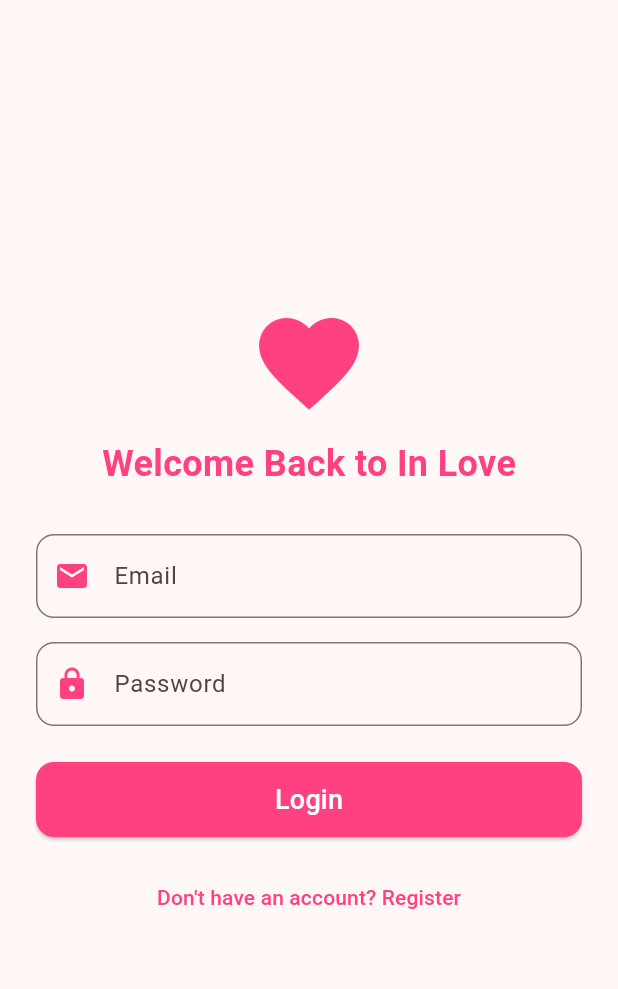
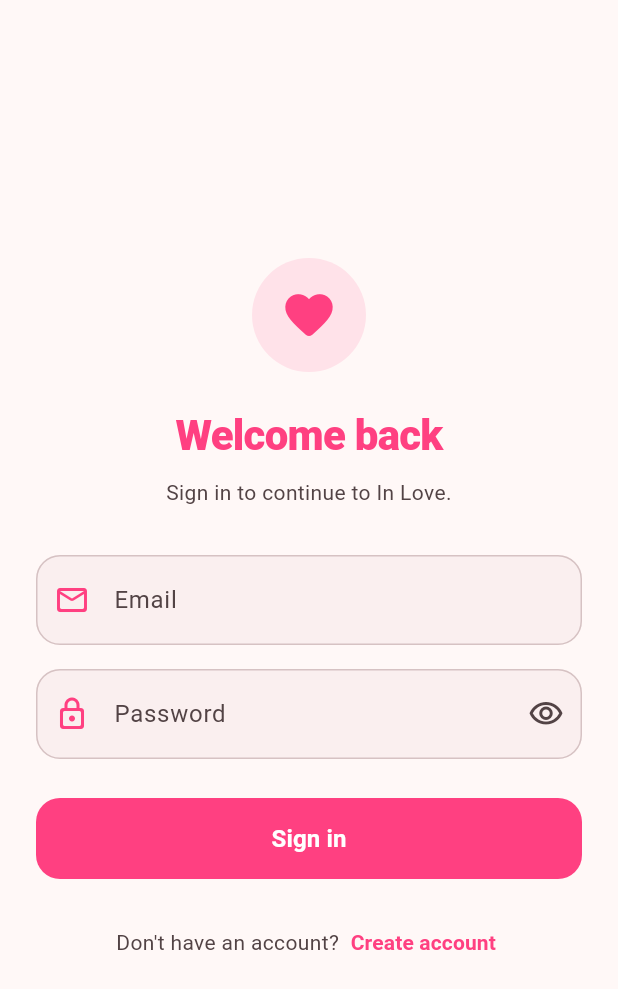
Before and after one commit to Heang-Daro/ChatInLove-Front, a Flutter app: the screen it shows after launch, on a phone screen of 412 x 824 dp. Shown: the top 989 px of the screen. Run offline on Flutter 3.47's test engine with Material 3 defaults, Android fonts, the phone set to English and light mode, and no system bars; our stand-ins replace audioplayers, device_info_plus, drift, drift_flutter, fl_chart, flutter_local_notifications and 8 more; missing offline and left inert: dart:html, record, stomp_dart_client; accounts and stored records are empty; generated files the repository leaves out were written again.

Commit message:
Polish login and registration UX with consistent typography, pink heading/accent colors, form styling, validation and password visibility controls.

```diff
--- a/lib/screen/LoginScreen.dart
+++ b/lib/screen/LoginScreen.dart
@@ -4,8 +4,6 @@ import 'package:provider/provider.dart';
 import '../provider/AuthProvider.dart';
 import '../provider/ConversationProvider.dart';
 import 'RegisterScreen.dart';
-// Import your main chat screen or dashboard page here:
-// import 'AllChat.dart';
 
 class LoginScreen extends StatefulWidget {
   final Function(ThemeMode) onThemeChanged;
@@ -22,31 +20,10 @@ class LoginScreen extends StatefulWidget {
 }
 
 class _LoginScreenState extends State<LoginScreen> {
+  final _formKey = GlobalKey<FormState>();
   final _emailController = TextEditingController();
   final _passwordController = TextEditingController();
-  final _formKey = GlobalKey<FormState>();
-
-  void _handleLogin() async {
-    if (_formKey.currentState!.validate()) {
-      final authProvider = Provider.of<AuthProvider>(context, listen: false);
-      final conversationProvider = Provider.of<ConversationProvider>(context, listen: false);
-
-      // 1. Perform login and retrieve tokens
-      final success = await authProvider.login(
-        _emailController.text.trim(),
-        _passwordController.text.trim(),
-      );
-
-      if (success && mounted) {
-        // 2. NOW connect to the socket using the newly acquired access token
-        conversationProvider.initSocket(authProvider);
-      } else if (!success && mounted) {
-        ScaffoldMessenger.of(context).showSnackBar(
-          SnackBar(content: Text(authProvider.errorMessage ?? "Login failed")),
-        );
-      }
-    }
-  }
+  bool _passwordVisible = false;
 
   @override
   void dispose() {
@@ -55,77 +32,238 @@ class _LoginScreenState extends State<LoginScreen> {
     super.dispose();
   }
 
+  Future<void> _handleLogin() async {
+    FocusScope.of(context).unfocus();
+    if (!(_formKey.currentState?.validate() ?? false)) return;
+
+    final authProvider = context.read<AuthProvider>();
+    final conversationProvider = context.read<ConversationProvider>();
+    final success = await authProvider.login(
+      _emailController.text.trim(),
+      _passwordController.text,
+    );
+
+    if (!mounted) return;
+    if (success) {
+      conversationProvider.initSocket(authProvider);
+    } else {
+      ScaffoldMessenger.of(context).showSnackBar(
+        SnackBar(
+          content: Text(authProvider.errorMessage ?? 'Login failed. Please try again.'),
+          behavior: SnackBarBehavior.floating,
+        ),
+      );
+    }
+  }
+
+  String? _validateEmail(String? value) {
+    final email = value?.trim() ?? '';
+    if (email.isEmpty) return 'Enter your email address';
+    if (!RegExp(r'^[^\s@]+@[^\s@]+\.[^\s@]+$').hasMatch(email)) {
+      return 'Enter a valid email address';
+    }
+    return null;
+  }
+
+  InputDecoration _fieldDecoration({
+    required String label,
+    required String hint,
+    required IconData icon,
+    Widget? suffixIcon,
+  }) {
+    final colors = Theme.of(context).colorScheme;
+    return InputDecoration(
+      labelText: label,
+      hintText: hint,
+      prefixIcon: Icon(icon, color: Colors.pinkAccent),
+      suffixIcon: suffixIcon,
+      filled: true,
+      fillColor: colors.surfaceContainerHighest.withValues(alpha: 0.35),
+      contentPadding: const EdgeInsets.symmetric(horizontal: 16, vertical: 18),
+      border: OutlineInputBorder(
+        borderRadius: BorderRadius.circular(16),
+        borderSide: BorderSide(color: colors.outlineVariant),
+      ),
+      enabledBorder: OutlineInputBorder(
+        borderRadius: BorderRadius.circular(16),
+        borderSide: BorderSide(color: colors.outlineVariant),
+      ),
+      focusedBorder: OutlineInputBorder(
+        borderRadius: BorderRadius.circular(16),
+        borderSide: const BorderSide(color: Colors.pinkAccent, width: 1.6),
+      ),
+      errorBorder: OutlineInputBorder(
+        borderRadius: BorderRadius.circular(16),
+        borderSide: BorderSide(color: colors.error),
+      ),
+      focusedErrorBorder: OutlineInputBorder(
+        borderRadius: BorderRadius.circular(16),
+        borderSide: BorderSide(color: colors.error, width: 1.6),
+      ),
+    );
+  }
+
   @override
   Widget build(BuildContext context) {
-    final authProvider = Provider.of<AuthProvider>(context);
+    final authProvider = context.watch<AuthProvider>();
+    final colors = Theme.of(context).colorScheme;
 
     return Scaffold(
-      body: Center(
+      body: SafeArea(
+        child: Center(
           child: SingleChildScrollView(
-          padding: const EdgeInsets.all(24.0),
+            padding: const EdgeInsets.all(24),
+            child: ConstrainedBox(
+              constraints: const BoxConstraints(maxWidth: 460),
               child: Form(
                 key: _formKey,
+                autovalidateMode: AutovalidateMode.onUserInteraction,
                 child: Column(
-              mainAxisAlignment: MainAxisAlignment.center,
+                  crossAxisAlignment: CrossAxisAlignment.stretch,
                   children: [
-                const Icon(Icons.favorite, size: 80, color: Colors.pinkAccent),
-                const SizedBox(height: 10),
+                    Center(
+                      child: Container(
+                        width: 76,
+                        height: 76,
+                        decoration: BoxDecoration(
+                          color: Colors.pinkAccent.withValues(alpha: 0.12),
+                          shape: BoxShape.circle,
+                        ),
+                        child: const Icon(
+                          Icons.favorite_rounded,
+                          size: 38,
+                          color: Colors.pinkAccent,
+                        ),
+                      ),
+                    ),
+                    const SizedBox(height: 22),
                     const Text(
-                  "Welcome Back to In Love",
-                  style: TextStyle(fontSize: 24, fontWeight: FontWeight.bold, color: Colors.pinkAccent),
+                      'Welcome back',
+                      textAlign: TextAlign.center,
+                      style: TextStyle(
+                        color: Colors.pinkAccent,
+                        fontSize: 28,
+                        fontWeight: FontWeight.w800,
+                        letterSpacing: -0.5,
                       ),
-                const SizedBox(height: 30),
+                    ),
+                    const SizedBox(height: 8),
+                    Text(
+                      'Sign in to continue to In Love.',
+                      textAlign: TextAlign.center,
+                      style: Theme.of(context).textTheme.bodyMedium?.copyWith(
+                            color: colors.onSurfaceVariant,
+                          ),
+                    ),
+                    const SizedBox(height: 32),
                     TextFormField(
                       controller: _emailController,
-                  decoration: InputDecoration(
-                    labelText: "Email",
-                    prefixIcon: const Icon(Icons.email, color: Colors.pinkAccent),
-                    border: OutlineInputBorder(borderRadius: BorderRadius.circular(12)),
+                      keyboardType: TextInputType.emailAddress,
+                      textInputAction: TextInputAction.next,
+                      autofillHints: const [AutofillHints.username],
+                      autocorrect: false,
+                      style: TextStyle(color: colors.onSurface),
+                      decoration: _fieldDecoration(
+                        label: 'Email',
+                        hint: 'you@example.com',
+                        icon: Icons.mail_outline_rounded,
                       ),
-                  validator: (value) => value!.isEmpty ? "Please enter email" : null,
+                      validator: _validateEmail,
                     ),
                     const SizedBox(height: 16),
                     TextFormField(
                       controller: _passwordController,
-                  obscureText: true,
-                  decoration: InputDecoration(
-                    labelText: "Password",
-                    prefixIcon: const Icon(Icons.lock, color: Colors.pinkAccent),
-                    border: OutlineInputBorder(borderRadius: BorderRadius.circular(12)),
-                  ),
-                  validator: (value) => value!.isEmpty ? "Please enter password" : null,
-                ),
-                const SizedBox(height: 24),
-                SizedBox(
-                  width: double.infinity,
-                  height: 50,
-                  child: ElevatedButton(
-                    style: ElevatedButton.styleFrom(
-                      backgroundColor: Colors.pinkAccent,
-                      shape: RoundedRectangleBorder(borderRadius: BorderRadius.circular(12)),
-                    ),
-                    onPressed: authProvider.isLoading ? null : _handleLogin,
-                    child: authProvider.isLoading
-                        ? const CircularProgressIndicator(color: Colors.white)
-                        : const Text("Login", style: TextStyle(fontSize: 18, color: Colors.white)),
+                      obscureText: !_passwordVisible,
+                      textInputAction: TextInputAction.done,
+                      autofillHints: const [AutofillHints.password],
+                      enableSuggestions: false,
+                      autocorrect: false,
+                      style: TextStyle(color: colors.onSurface),
+                      onFieldSubmitted: (_) {
+                        if (!authProvider.isLoading) _handleLogin();
+                      },
+                      decoration: _fieldDecoration(
+                        label: 'Password',
+                        hint: 'Enter your password',
+                        icon: Icons.lock_outline_rounded,
+                        suffixIcon: IconButton(
+                          tooltip: _passwordVisible ? 'Hide password' : 'Show password',
+                          onPressed: () => setState(() => _passwordVisible = !_passwordVisible),
+                          icon: Icon(
+                            _passwordVisible
+                                ? Icons.visibility_off_outlined
+                                : Icons.visibility_outlined,
                           ),
                         ),
-                const SizedBox(height: 16),
+                      ),
+                      validator: (value) =>
+                          value == null || value.isEmpty ? 'Enter your password' : null,
+                    ),
+                    const SizedBox(height: 26),
+                    SizedBox(
+                      height: 54,
+                      child: FilledButton(
+                        onPressed: authProvider.isLoading ? null : _handleLogin,
+                        style: FilledButton.styleFrom(
+                          backgroundColor: Colors.pinkAccent,
+                          foregroundColor: Colors.white,
+                          disabledBackgroundColor:
+                              Colors.pinkAccent.withValues(alpha: 0.55),
+                          shape: RoundedRectangleBorder(
+                            borderRadius: BorderRadius.circular(16),
+                          ),
+                        ),
+                        child: authProvider.isLoading
+                            ? const SizedBox(
+                                width: 22,
+                                height: 22,
+                                child: CircularProgressIndicator(
+                                  strokeWidth: 2.4,
+                                  color: Colors.white,
+                                ),
+                              )
+                            : const Text(
+                                'Sign in',
+                                style: TextStyle(
+                                  fontSize: 16,
+                                  fontWeight: FontWeight.w700,
+                                ),
+                              ),
+                      ),
+                    ),
+                    const SizedBox(height: 18),
+                    Wrap(
+                      alignment: WrapAlignment.center,
+                      crossAxisAlignment: WrapCrossAlignment.center,
+                      children: [
+                        Text(
+                          "Don't have an account? ",
+                          style: TextStyle(color: colors.onSurfaceVariant),
+                        ),
                         TextButton(
-                  onPressed: () {
-                    Navigator.push(
+                          onPressed: () => Navigator.push(
                             context,
                             MaterialPageRoute(
-                        builder: (context) => RegisterScreen(
+                              builder: (_) => RegisterScreen(
                                 onThemeChanged: widget.onThemeChanged,
                                 currentThemeMode: widget.currentThemeMode,
                               ),
                             ),
-                    );
-                  },
-                  child: const Text("Don't have an account? Register", style: TextStyle(color: Colors.pinkAccent)),
+                          ),
+                          style: TextButton.styleFrom(
+                            foregroundColor: Colors.pinkAccent,
+                            padding: const EdgeInsets.symmetric(horizontal: 4),
+                          ),
+                          child: const Text(
+                            'Create account',
+                            style: TextStyle(fontWeight: FontWeight.w700),
+                          ),
                         ),
                       ],
+                    ),
+                  ],
+                ),
+              ),
             ),
           ),
         ),
--- a/lib/screen/RegisterScreen.dart
+++ b/lib/screen/RegisterScreen.dart
@@ -171,13 +171,15 @@ class _RegisterScreenState extends State<RegisterScreen> {
                       ),
                     ),
                     const SizedBox(height: 22),
-                    Text(
+                    const Text(
                       'Create your account',
                       textAlign: TextAlign.center,
-                      style: Theme.of(context).textTheme.headlineSmall?.copyWith(
-                            fontWeight: FontWeight.w800,
-                            letterSpacing: -0.4,
-                          ),
+                      style: TextStyle(
+                        color: Colors.pinkAccent,
+                        fontSize: 28,
+                        fontWeight: FontWeight.w800,
+                        letterSpacing: -0.5,
+                      ),
                     ),
                     const SizedBox(height: 8),
                     Text(
@@ -193,6 +195,7 @@ class _RegisterScreenState extends State<RegisterScreen> {
                       textInputAction: TextInputAction.next,
                       autofillHints: const [AutofillHints.newUsername],
                       autocorrect: false,
+                      style: TextStyle(color: colors.onSurface),
                       decoration: _fieldDecoration(
                         label: 'Username',
                         hint: 'Choose a username',
@@ -207,6 +210,7 @@ class _RegisterScreenState extends State<RegisterScreen> {
                       textInputAction: TextInputAction.next,
                       autofillHints: const [AutofillHints.email],
                       autocorrect: false,
+                      style: TextStyle(color: colors.onSurface),
                       decoration: _fieldDecoration(
                         label: 'Email',
                         hint: 'you@example.com',
@@ -222,6 +226,7 @@ class _RegisterScreenState extends State<RegisterScreen> {
                       autofillHints: const [AutofillHints.newPassword],
                       enableSuggestions: false,
                       autocorrect: false,
+                      style: TextStyle(color: colors.onSurface),
                       decoration: _fieldDecoration(
                         label: 'Password',
                         hint: 'At least 8 characters',
@@ -246,6 +251,7 @@ class _RegisterScreenState extends State<RegisterScreen> {
                       autofillHints: const [AutofillHints.newPassword],
                       enableSuggestions: false,
                       autocorrect: false,
+                      style: TextStyle(color: colors.onSurface),
                       onFieldSubmitted: (_) {
                         if (!authProvider.isLoading) _handleRegister();
                       },
```
Lines whose indentation alone changed are shown as unchanged.
